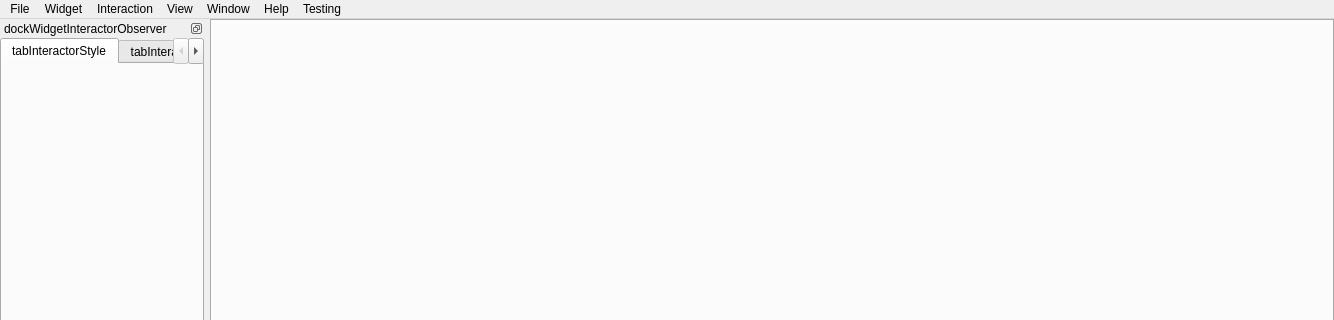
First picture: the form in Src/MainWindow/MainWindow.ui, repository wuzhuobin/QvtkProject, before the edit; both pictures show x 0 to 1334 and y 0 to 320 of the 1334 by 715 pixel window.
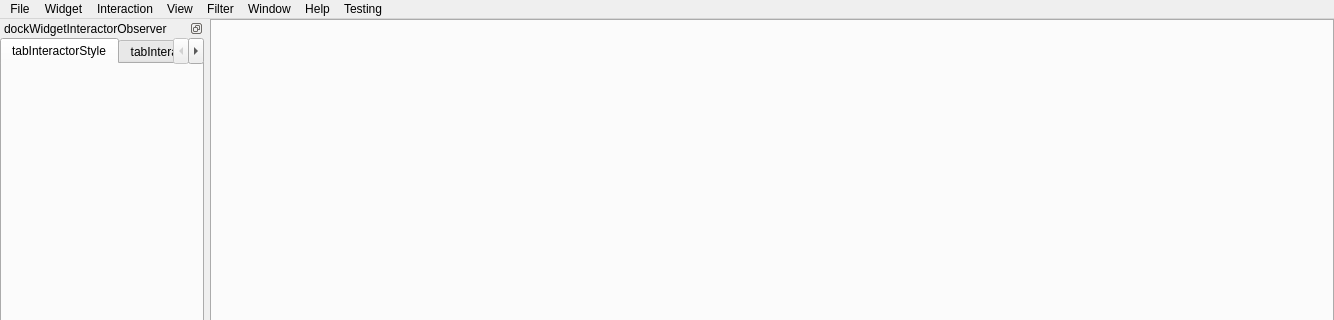
Second picture: the form after the edit. Icons and pictures are not drawn.

Commit message: update BET2, QvtkUtil. 1. Q::vtk::Image supports multi-component. 2. Q::vtk::Filter2 is created. 3. Q::vtk::BET2Filter could not be used because of dependency problems.

The edit to the form file:
```diff
--- a/Src/MainWindow/MainWindow.ui
+++ b/Src/MainWindow/MainWindow.ui
@@ -219,10 +219,17 @@
     </property>
     <addaction name="action_Testing_Action"/>
    </widget>
+   <widget class="QMenu" name="menuFilter">
+    <property name="title">
+     <string>Filter</string>
+    </property>
+    <addaction name="action_BET2Filter"/>
+   </widget>
    <addaction name="menuFile"/>
    <addaction name="menuWidget"/>
    <addaction name="menuInteraction"/>
    <addaction name="menuView"/>
+   <addaction name="menuFilter"/>
    <addaction name="menuWindow"/>
    <addaction name="menuHelp"/>
    <addaction name="menuTesting"/>
```
Left out of the diff: 5 changed lines with no effect on the pictures. The commit also changes 16 other files.
